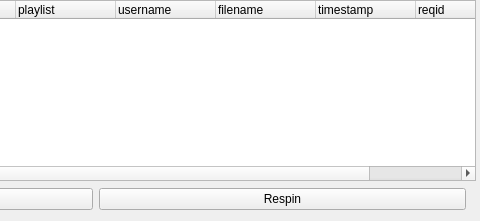
Before: the Qt Designer form nowplaying/resources/request_window.ui in whatsnowplaying/whats-now-playing, drawn with Qt 5; both pictures show x 285 to 765 and y 0 to 221 of the 765 by 221 pixel window.
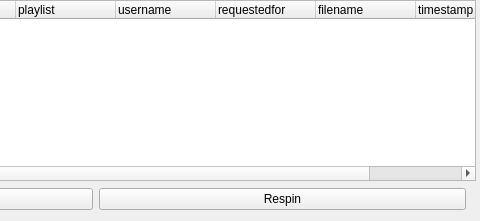
After: the same form once the commit is applied.

```diff
--- a/nowplaying/resources/request_window.ui
+++ b/nowplaying/resources/request_window.ui
@@ -77,6 +77,14 @@
         <set>AlignLeading|AlignVCenter</set>
        </property>
       </column>
+      <column>
+       <property name="text">
+        <string>requestedfor</string>
+       </property>
+       <property name="textAlignment">
+        <set>AlignLeading|AlignVCenter</set>
+       </property>
+      </column>
       <column>
        <property name="text">
         <string>filename</string>
@@ -93,14 +101,6 @@
         <set>AlignLeading|AlignVCenter</set>
        </property>
       </column>
-      <column>
-       <property name="text">
-        <string>reqid</string>
-       </property>
-       <property name="textAlignment">
-        <set>AlignLeading|AlignVCenter</set>
-       </property>
-      </column>
      </widget>
     </item>
     <item>
```
